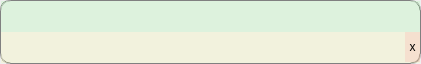
Old version of the form src/gui/design/WidgetTranslateLines.ui in the repository Icexbb/SekaiSubtitle-Python.
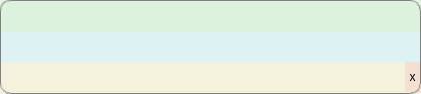
New version of the form.

Commit message: Enhancement #13 Fixed Add Former Data Viewer For Translate Part Adjust Ui

The edit to the form file:
```diff
--- a/src/gui/design/WidgetTranslateLines.ui
+++ b/src/gui/design/WidgetTranslateLines.ui
@@ -7,7 +7,7 @@
                 <x>0</x>
                 <y>0</y>
                 <width>421</width>
-                <height>64</height>
+    <height>94</height>
             </rect>
         </property>
         <property name="sizePolicy">
@@ -25,7 +25,7 @@
         <property name="maximumSize">
             <size>
                 <width>16777215</width>
-                <height>64</height>
+    <height>94</height>
             </size>
         </property>
         <property name="windowTitle">
@@ -33,10 +33,12 @@
         </property>
         <property name="styleSheet">
             <string notr="true">#WidgetUp{background-color: rgba(150, 255, 150,50);}
-                #WidgetDown{background-color: rgba(255, 255, 150, 50);}
-                QLineEdit{margin:2px;background-color:rgba(0,0,0,0);}
-                QToolButton#ClearButton{border:0px;background-color: rgba(255, 150, 150, 50);}
-                #LineFrame{border:0.5px groove gray;border-radius:10px;}
+#WidgetDown{background-color: rgba(255, 255, 150, 50);}
+#WidgetMiddle{background-color: rgba(150, 255, 255, 50);}
+QLineEdit{margin:2px;background-color:rgba(0,0,0,0);}
+QToolButton#ClearButton{border:0px;background-color: rgba(255, 150, 150, 50);}
+#LineFrame{border:0.5px groove gray;border-radius:10px;}
+
             </string>
         </property>
         <layout class="QGridLayout" name="gridLayout">
@@ -69,7 +71,7 @@
                     <property name="frameShadow">
                         <enum>QFrame::Raised</enum>
                     </property>
-                    <layout class="QVBoxLayout" name="verticalLayout" stretch="0,0">
+     <layout class="QVBoxLayout" name="verticalLayout" stretch="0,0,0">
                         <property name="spacing">
                             <number>0</number>
                         </property>
@@ -134,6 +136,58 @@
                                 </layout>
                             </widget>
                         </item>
+      <item>
+       <widget class="QWidget" name="WidgetMiddle" native="true">
+        <layout class="QHBoxLayout" name="horizontalLayout">
+         <property name="spacing">
+          <number>0</number>
+         </property>
+         <property name="leftMargin">
+          <number>0</number>
+         </property>
+         <property name="topMargin">
+          <number>0</number>
+         </property>
+         <property name="rightMargin">
+          <number>0</number>
+         </property>
+         <property name="bottomMargin">
+          <number>0</number>
+         </property>
+         <item>
+          <widget class="QLineEdit" name="TextBrowserTranslated">
+           <property name="minimumSize">
+            <size>
+             <width>0</width>
+             <height>0</height>
+            </size>
+           </property>
+           <property name="maximumSize">
+            <size>
+             <width>16777215</width>
+             <height>30</height>
+            </size>
+           </property>
+           <property name="mouseTracking">
+            <bool>false</bool>
+           </property>
+           <property name="focusPolicy">
+            <enum>Qt::NoFocus</enum>
+           </property>
+           <property name="frame">
+            <bool>false</bool>
+           </property>
+           <property name="readOnly">
+            <bool>true</bool>
+           </property>
+           <property name="clearButtonEnabled">
+            <bool>false</bool>
+           </property>
+          </widget>
+         </item>
+        </layout>
+       </widget>
+      </item>
                         <item>
                             <widget class="QWidget" name="WidgetDown" native="true">
                                 <layout class="QHBoxLayout" name="horizontalLayout_3">
```
Lines whose indentation alone changed are shown as unchanged. The commit also changes 25 other files.
